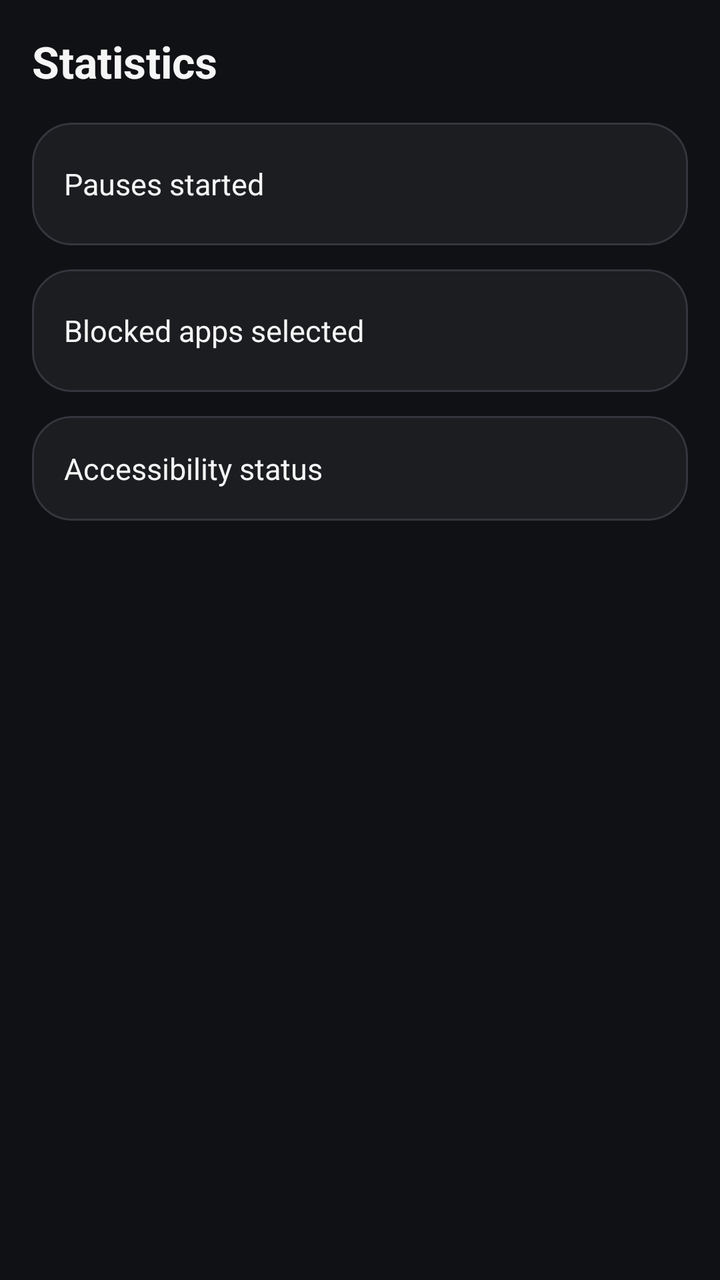
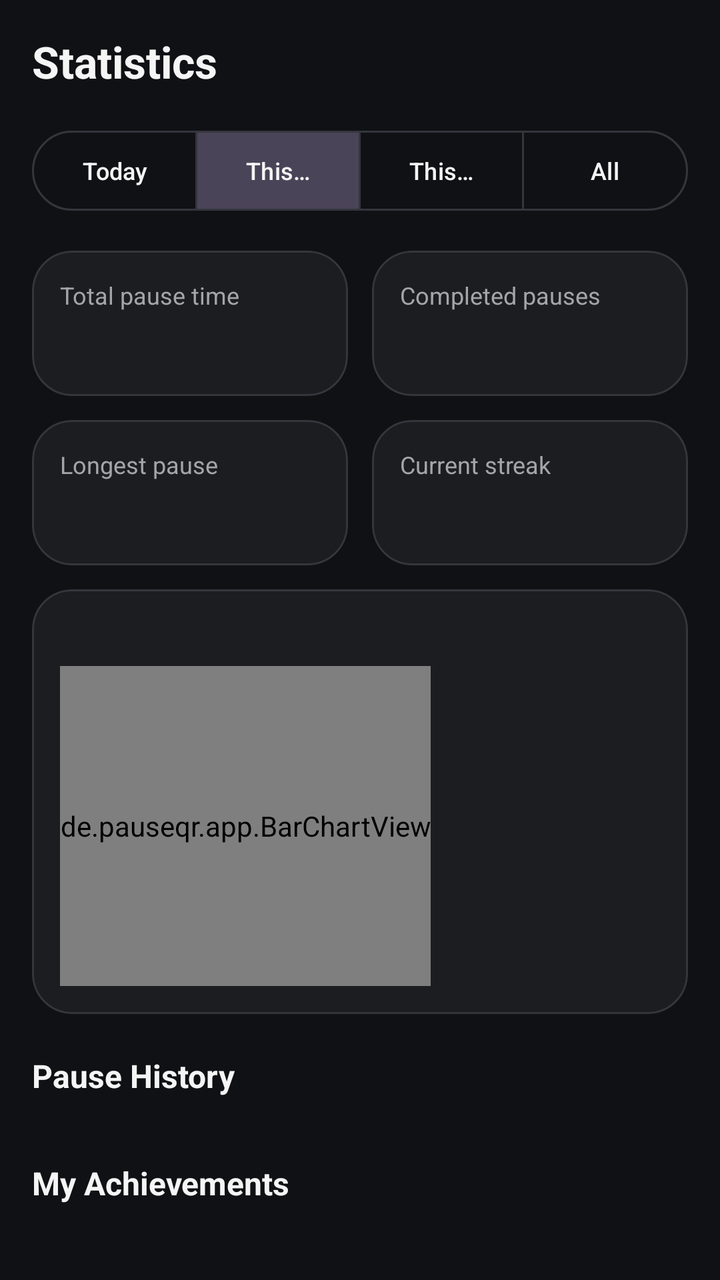

The first picture is an Android layout as it rendered before a commit; the second is the same layout after the commit. The layout source and the unified diff follow.
<!-- AndroidManifest.xml: application theme Theme.PauseQR -->
<!-- res/layout/fragment_stats.xml -->
<?xml version="1.0" encoding="utf-8"?>
<androidx.core.widget.NestedScrollView xmlns:android="http://schemas.android.com/apk/res/android"
    android:layout_width="match_parent"
    android:layout_height="match_parent"
    android:background="@color/background"
    android:fillViewport="true">

    <LinearLayout
        android:layout_width="match_parent"
        android:layout_height="wrap_content"
        android:orientation="vertical"
        android:padding="16dp">

        <TextView
            android:layout_width="match_parent"
            android:layout_height="wrap_content"
            android:text="@string/nav_stats"
            android:textColor="@color/text_primary"
            android:textSize="22sp"
            android:textStyle="bold" />

        <com.google.android.material.card.MaterialCardView
            style="@style/PauseQR.Card"
            android:layout_width="match_parent"
            android:layout_height="wrap_content"
            android:layout_marginTop="16dp">

            <LinearLayout
                android:layout_width="match_parent"
                android:layout_height="wrap_content"
                android:gravity="center_vertical"
                android:orientation="horizontal"
                android:padding="16dp">

                <TextView
                    android:layout_width="0dp"
                    android:layout_height="wrap_content"
                    android:layout_weight="1"
                    android:text="@string/stats_pause_count_label"
                    android:textColor="@color/text_primary"
                    android:textSize="15sp" />

                <TextView
                    android:id="@+id/tvPauseCount"
                    android:layout_width="wrap_content"
                    android:layout_height="wrap_content"
                    android:textColor="@color/text_primary"
                    android:textSize="22sp"
                    android:textStyle="bold" />
            </LinearLayout>
        </com.google.android.material.card.MaterialCardView>

        <com.google.android.material.card.MaterialCardView
            style="@style/PauseQR.Card"
            android:layout_width="match_parent"
            android:layout_height="wrap_content"
            android:layout_marginTop="12dp">

            <LinearLayout
                android:layout_width="match_parent"
                android:layout_height="wrap_content"
                android:gravity="center_vertical"
                android:orientation="horizontal"
                android:padding="16dp">

                <TextView
                    android:layout_width="0dp"
                    android:layout_height="wrap_content"
                    android:layout_weight="1"
                    android:text="@string/stats_apps_label"
                    android:textColor="@color/text_primary"
                    android:textSize="15sp" />

                <TextView
                    android:id="@+id/tvAppsCount"
                    android:layout_width="wrap_content"
                    android:layout_height="wrap_content"
                    android:textColor="@color/text_primary"
                    android:textSize="22sp"
                    android:textStyle="bold" />
            </LinearLayout>
        </com.google.android.material.card.MaterialCardView>

        <com.google.android.material.card.MaterialCardView
            style="@style/PauseQR.Card"
            android:layout_width="match_parent"
            android:layout_height="wrap_content"
            android:layout_marginTop="12dp"
            android:layout_marginBottom="16dp">

            <LinearLayout
                android:layout_width="match_parent"
                android:layout_height="wrap_content"
                android:gravity="center_vertical"
                android:orientation="horizontal"
                android:padding="16dp">

                <TextView
                    android:layout_width="0dp"
                    android:layout_height="wrap_content"
                    android:layout_weight="1"
                    android:text="@string/stats_service_label"
                    android:textColor="@color/text_primary"
                    android:textSize="15sp" />

                <TextView
                    android:id="@+id/tvServiceStatus"
                    android:layout_width="wrap_content"
                    android:layout_height="wrap_content"
                    android:textSize="15sp"
                    android:textStyle="bold" />
            </LinearLayout>
        </com.google.android.material.card.MaterialCardView>
    </LinearLayout>
</androidx.core.widget.NestedScrollView>
<!-- resources referenced by this layout -->
<resources>
  <color name="background">#101114</color>
  <color name="text_primary">#F5F5F5</color>
  <string name="nav_stats">Statistics</string>
  <string name="stats_apps_label">Blocked apps selected</string>
  <string name="stats_pause_count_label">Pauses started</string>
  <string name="stats_service_label">Accessibility status</string>
  <style name="PauseQR.Card" parent="Widget.Material3.CardView.Elevated">
          <item name="cardCornerRadius">20dp</item>
          <item name="cardElevation">0dp</item>
          <item name="strokeWidth">1dp</item>
          <item name="strokeColor">@color/outline</item>
          <item name="cardBackgroundColor">@color/surface</item>
      </style>
  <style name="Theme.PauseQR" parent="Theme.Material3.Dark.NoActionBar">
          <item name="colorPrimary">@color/primary</item>
          <item name="colorOnPrimary">@color/on_primary</item>
          <item name="colorPrimaryContainer">@color/primary_container</item>
          <item name="colorSecondary">@color/primary</item>
          <item name="colorSurface">@color/surface</item>
          <item name="colorOnSurface">@color/text_primary</item>
          <item name="colorOutline">@color/outline</item>
          <item name="android:windowBackground">@color/background</item>
          <item name="android:statusBarColor">@color/background</item>
          <item name="android:navigationBarColor">@color/background</item>
          
      </style>
  <color name="outline">#35363D</color>
  <color name="surface">#1C1D21</color>
  <color name="primary">#FFFFFF</color>
  <color name="on_primary">#101114</color>
  <color name="primary_container">#24262B</color>
</resources>

<!-- the commit's change to res/layout/fragment_stats.xml (unified diff, before → after) -->
@@ -1,5 +1,6 @@
 <?xml version="1.0" encoding="utf-8"?>
 <androidx.core.widget.NestedScrollView xmlns:android="http://schemas.android.com/apk/res/android"
+    xmlns:app="http://schemas.android.com/apk/res-auto"
     android:layout_width="match_parent"
     android:layout_height="match_parent"
     android:background="@color/background"
@@ -19,97 +20,284 @@
             android:textSize="22sp"
             android:textStyle="bold" />
 
-        <com.google.android.material.card.MaterialCardView
-            style="@style/PauseQR.Card"
-            android:layout_width="match_parent"
-            android:layout_height="wrap_content"
-            android:layout_marginTop="16dp">
+        <com.google.android.material.button.MaterialButtonToggleGroup
+            android:id="@+id/toggleGroupRange"
+            android:layout_width="match_parent"
+            android:layout_height="wrap_content"
+            android:layout_marginTop="16dp"
+            app:checkedButton="@id/btnRangeWeek"
+            app:selectionRequired="true"
+            app:singleSelection="true">
+
+            <Button
+                android:id="@+id/btnRangeToday"
+                style="@style/PauseQR.Button.Outlined"
+                android:layout_width="0dp"
+                android:layout_height="wrap_content"
+                android:layout_weight="1"
+                android:text="@string/stats_range_today"
+                android:textSize="12sp" />
+
+            <Button
+                android:id="@+id/btnRangeWeek"
+                style="@style/PauseQR.Button.Outlined"
+                android:layout_width="0dp"
+                android:layout_height="wrap_content"
+                android:layout_weight="1"
+                android:text="@string/stats_range_week"
+                android:textSize="12sp" />
+
+            <Button
+                android:id="@+id/btnRangeMonth"
+                style="@style/PauseQR.Button.Outlined"
+                android:layout_width="0dp"
+                android:layout_height="wrap_content"
+                android:layout_weight="1"
+                android:text="@string/stats_range_month"
+                android:textSize="12sp" />
+
+            <Button
+                android:id="@+id/btnRangeAll"
+                style="@style/PauseQR.Button.Outlined"
+                android:layout_width="0dp"
+                android:layout_height="wrap_content"
+                android:layout_weight="1"
+                android:text="@string/stats_range_all"
+                android:textSize="12sp" />
+        </com.google.android.material.button.MaterialButtonToggleGroup>
+
+        <TextView
+            android:id="@+id/tvStatsEmpty"
+            android:layout_width="match_parent"
+            android:layout_height="wrap_content"
+            android:layout_marginTop="24dp"
+            android:gravity="center"
+            android:text="@string/stats_empty_message"
+            android:textColor="@color/text_secondary"
+            android:textSize="14sp"
+            android:visibility="gone" />
+
+        <LinearLayout
+            android:id="@+id/statsContentGroup"
+            android:layout_width="match_parent"
+            android:layout_height="wrap_content"
+            android:orientation="vertical">
 
             <LinearLayout
                 android:layout_width="match_parent"
                 android:layout_height="wrap_content"
-                android:gravity="center_vertical"
-                android:orientation="horizontal"
-                android:padding="16dp">
-
-                <TextView
+                android:layout_marginTop="16dp"
+                android:orientation="horizontal">
+
+                <com.google.android.material.card.MaterialCardView
+                    style="@style/PauseQR.Card"
                     android:layout_width="0dp"
                     android:layout_height="wrap_content"
-                    android:layout_weight="1"
-                    android:text="@string/stats_pause_count_label"
-                    android:textColor="@color/text_primary"
-                    android:textSize="15sp" />
-
-                <TextView
-                    android:id="@+id/tvPauseCount"
-                    android:layout_width="wrap_content"
-                    android:layout_height="wrap_content"
-                    android:textColor="@color/text_primary"
-                    android:textSize="22sp"
-                    android:textStyle="bold" />
+                    android:layout_marginEnd="6dp"
+                    android:layout_weight="1">
+
+                    <LinearLayout
+                        android:layout_width="match_parent"
+                        android:layout_height="wrap_content"
+                        android:orientation="vertical"
+                        android:padding="14dp">
+
+                        <TextView
+                            android:layout_width="match_parent"
+                            android:layout_height="wrap_content"
+                            android:text="@string/stats_total_time_label"
+                            android:textColor="@color/text_secondary"
+                            android:textSize="12sp" />
+
+                        <TextView
+                            android:id="@+id/tvTotalTime"
+                            android:layout_width="match_parent"
+                            android:layout_height="wrap_content"
+                            android:layout_marginTop="4dp"
+                            android:textColor="@color/text_primary"
+                            android:textSize="18sp"
+                            android:textStyle="bold" />
+                    </LinearLayout>
+                </com.google.android.material.card.MaterialCardView>
+
+                <com.google.android.material.card.MaterialCardView
+                    style="@style/PauseQR.Card"
+                    android:layout_width="0dp"
+                    android:layout_height="wrap_content"
+                    android:layout_marginStart="6dp"
+                    android:layout_weight="1">
+
+                    <LinearLayout
+                        android:layout_width="match_parent"
+                        android:layout_height="wrap_content"
+                        android:orientation="vertical"
+                        android:padding="14dp">
+
+                        <TextView
+                            android:layout_width="match_parent"
+                            android:layout_height="wrap_content"
+                            android:text="@string/stats_completed_count_label"
+                            android:textColor="@color/text_secondary"
+                            android:textSize="12sp" />
+
+                        <TextView
+                            android:id="@+id/tvCompletedCount"
+                            android:layout_width="match_parent"
+                            android:layout_height="wrap_content"
+                            android:layout_marginTop="4dp"
+                            android:textColor="@color/text_primary"
+                            android:textSize="18sp"
+                            android:textStyle="bold" />
+                    </LinearLayout>
+                </com.google.android.material.card.MaterialCardView>
             </LinearLayout>
-        </com.google.android.material.card.MaterialCardView>
-
-        <com.google.android.material.card.MaterialCardView
-            style="@style/PauseQR.Card"
-            android:layout_width="match_parent"
-            android:layout_height="wrap_content"
-            android:layout_marginTop="12dp">
 
             <LinearLayout
                 android:layout_width="match_parent"
                 android:layout_height="wrap_content"
-                android:gravity="center_vertical"
-                android:orientation="horizontal"
-                android:padding="16dp">
-
-                <TextView
+                android:layout_marginTop="12dp"
+                android:orientation="horizontal">
+
+                <com.google.android.material.card.MaterialCardView
+                    style="@style/PauseQR.Card"
                     android:layout_width="0dp"
                     android:layout_height="wrap_content"
-                    android:layout_weight="1"
-                    android:text="@string/stats_apps_label"
-                    android:textColor="@color/text_primary"
-                    android:textSize="15sp" />
-
-                <TextView
-                    android:id="@+id/tvAppsCount"
-                    android:layout_width="wrap_content"
-                    android:layout_height="wrap_content"
-                    android:textColor="@color/text_primary"
-                    android:textSize="22sp"
-                    android:textStyle="bold" />
+                    android:layout_marginEnd="6dp"
+                    android:layout_weight="1">
+
+                    <LinearLayout
+                        android:layout_width="match_parent"
+                        android:layout_height="wrap_content"
+                        android:orientation="vertical"
+                        android:padding="14dp">
+
+                        <TextView
+                            android:layout_width="match_parent"
+                            android:layout_height="wrap_content"
+                            android:text="@string/stats_longest_label"
+                            android:textColor="@color/text_secondary"
+                            android:textSize="12sp" />
+
+                        <TextView
+                            android:id="@+id/tvLongestPause"
+                            android:layout_width="match_parent"
+                            android:layout_height="wrap_content"
+                            android:layout_marginTop="4dp"
+                            android:textColor="@color/text_primary"
+                            android:textSize="18sp"
+                            android:textStyle="bold" />
+                    </LinearLayout>
+                </com.google.android.material.card.MaterialCardView>
+
+                <com.google.android.material.card.MaterialCardView
+                    style="@style/PauseQR.Card"
+                    android:layout_width="0dp"
+                    android:layout_height="wrap_content"
+                    android:layout_marginStart="6dp"
+                    android:layout_weight="1">
+
+                    <LinearLayout
+                        android:layout_width="match_parent"
+                        android:layout_height="wrap_content"
+                        android:orientation="vertical"
+                        android:padding="14dp">
+
+                        <TextView
+                            android:layout_width="match_parent"
+                            android:layout_height="wrap_content"
+                            android:text="@string/stats_streak_label"
+                            android:textColor="@color/text_secondary"
+                            android:textSize="12sp" />
+
+                        <TextView
+                            android:id="@+id/tvStreak"
+                            android:layout_width="match_parent"
+                            android:layout_height="wrap_content"
+                            android:layout_marginTop="4dp"
+                            android:textColor="@color/text_primary"
+                            android:textSize="18sp"
+                            android:textStyle="bold" />
+                    </LinearLayout>
+                </com.google.android.material.card.MaterialCardView>
             </LinearLayout>
-        </com.google.android.material.card.MaterialCardView>
-
-        <com.google.android.material.card.MaterialCardView
-            style="@style/PauseQR.Card"
-            android:layout_width="match_parent"
-            android:layout_height="wrap_content"
-            android:layout_marginTop="12dp"
-            android:layout_marginBottom="16dp">
+
+            <com.google.android.material.card.MaterialCardView
+                android:id="@+id/chartCard"
+                style="@style/PauseQR.Card"
+                android:layout_width="match_parent"
+                android:layout_height="wrap_content"
+                android:layout_marginTop="12dp">
+
+                <LinearLayout
+                    android:layout_width="match_parent"
+                    android:layout_height="wrap_content"
+                    android:orientation="vertical"
+                    android:padding="14dp">
+
+                    <TextView
+                        android:id="@+id/tvChartTitle"
+                        android:layout_width="match_parent"
+                        android:layout_height="wrap_content"
+                        android:textColor="@color/text_secondary"
+                        android:textSize="12sp" />
+
+                    <HorizontalScrollView
+                        android:id="@+id/chartScroll"
+                        android:layout_width="match_parent"
+                        android:layout_height="wrap_content"
+                        android:layout_marginTop="8dp"
+                        android:scrollbars="none">
+
+                        <de.pauseqr.app.BarChartView
+                            android:id="@+id/barChartView"
+                            android:layout_width="match_parent"
+                            android:layout_height="160dp" />
+                    </HorizontalScrollView>
+                </LinearLayout>
+            </com.google.android.material.card.MaterialCardView>
+
+            <TextView
+                android:layout_width="match_parent"
+                android:layout_height="wrap_content"
+                android:layout_marginTop="20dp"
+                android:text="@string/stats_history_title"
+                android:textColor="@color/text_primary"
+                android:textSize="16sp"
+                android:textStyle="bold" />
+
+            <TextView
+                android:id="@+id/tvHistoryEmpty"
+                android:layout_width="match_parent"
+                android:layout_height="wrap_content"
+                android:layout_marginTop="8dp"
+                android:text="@string/stats_history_empty"
+                android:textColor="@color/text_secondary"
+                android:textSize="13sp"
+                android:visibility="gone" />
 
             <LinearLayout
-                android:layout_width="match_parent"
-                android:layout_height="wrap_content"
-                android:gravity="center_vertical"
-                android:orientation="horizontal"
-                android:padding="16dp">
-
-                <TextView
-                    android:layout_width="0dp"
-                    android:layout_height="wrap_content"
-                    android:layout_weight="1"
-                    android:text="@string/stats_service_label"
-                    android:textColor="@color/text_primary"
-                    android:textSize="15sp" />
-
-                <TextView
-                    android:id="@+id/tvServiceStatus"
-                    android:layout_width="wrap_content"
-                    android:layout_height="wrap_content"
-                    android:textSize="15sp"
-                    android:textStyle="bold" />
-            </LinearLayout>
-        </com.google.android.material.card.MaterialCardView>
+                android:id="@+id/historyContainer"
+                android:layout_width="match_parent"
+                android:layout_height="wrap_content"
+                android:layout_marginTop="8dp"
+                android:orientation="vertical" />
+        </LinearLayout>
+
+        <TextView
+            android:layout_width="match_parent"
+            android:layout_height="wrap_content"
+            android:layout_marginTop="24dp"
+            android:text="@string/stats_achievements_title"
+            android:textColor="@color/text_primary"
+            android:textSize="16sp"
+            android:textStyle="bold" />
+
+        <LinearLayout
+            android:id="@+id/achievementsContainer"
+            android:layout_width="match_parent"
+            android:layout_height="wrap_content"
+            android:layout_marginTop="8dp"
+            android:layout_marginBottom="16dp"
+            android:orientation="vertical" />
     </LinearLayout>
 </androidx.core.widget.NestedScrollView>
<!-- resource entries referenced after the edit -->
@@ -2,10 +2,24 @@
 <resources>
   <color name="background">#101114</color>
   <color name="text_primary">#F5F5F5</color>
+  <color name="text_secondary">#A5A5A9</color>
   <string name="nav_stats">Statistics</string>
-  <string name="stats_apps_label">Blocked apps selected</string>
-  <string name="stats_pause_count_label">Pauses started</string>
-  <string name="stats_service_label">Accessibility status</string>
+  <string name="stats_achievements_title">My Achievements</string>
+  <string name="stats_completed_count_label">Completed pauses</string>
+  <string name="stats_empty_message">No statistics yet. Start your first ScanOff pause!</string>
+  <string name="stats_history_empty">No completed pauses in this period yet.</string>
+  <string name="stats_history_title">Pause History</string>
+  <string name="stats_longest_label">Longest pause</string>
+  <string name="stats_range_all">All</string>
+  <string name="stats_range_month">This Month</string>
+  <string name="stats_range_today">Today</string>
+  <string name="stats_range_week">This Week</string>
+  <string name="stats_streak_label">Current streak</string>
+  <string name="stats_total_time_label">Total pause time</string>
+  <style name="PauseQR.Button.Outlined" parent="Widget.Material3.Button.OutlinedButton">
+          <item name="android:textColor">@color/text_primary</item>
+          <item name="strokeColor">@color/outline</item>
+      </style>
   <style name="PauseQR.Card" parent="Widget.Material3.CardView.Elevated">
           <item name="cardCornerRadius">20dp</item>
           <item name="cardElevation">0dp</item>
